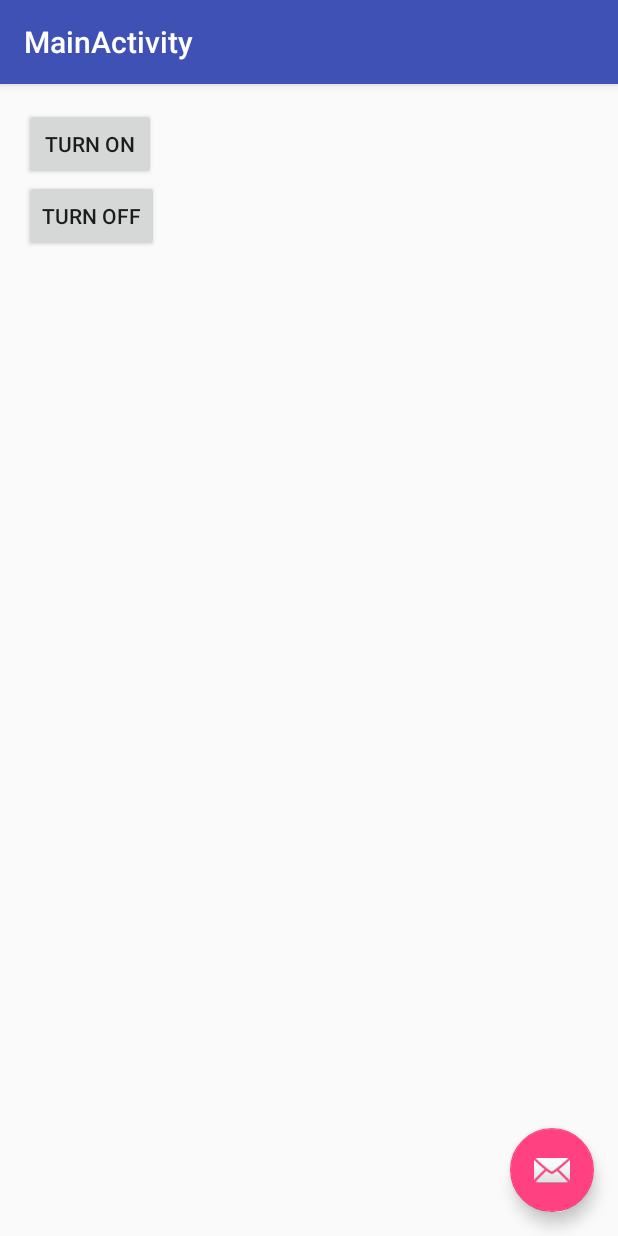
After one commit to vathsav/lynk, an Android app: the MainActivity screen opened directly, with no data from a screen before it, on a phone screen of 412 x 824 dp. The commit adds this screen. Run offline under Robolectric (Android 15) with nearby library versions, the phone set to English and light mode, and no system bars.

Commit message:
Reverted Screw Up.
 > MainActivity contains buttons to toggle the D7 pin HIGH or LOW.

```diff
--- /dev/null
+++ b/app/src/main/java/com/vathsav/lynk/MainActivity.java
@@ -0,0 +1,53 @@
+package com.vathsav.lynk;
+
+import android.os.Bundle;
+import android.support.design.widget.FloatingActionButton;
+import android.support.v7.app.AppCompatActivity;
+import android.support.v7.widget.Toolbar;
+import android.view.View;
+import android.widget.Button;
+import android.widget.TextView;
+
+import com.vathsav.lynk.utils.Utils;
+
+public class MainActivity extends AppCompatActivity {
+
+    @Override
+    protected void onCreate(Bundle savedInstanceState) {
+        super.onCreate(savedInstanceState);
+        setContentView(R.layout.activity_main);
+        Toolbar toolbar = (Toolbar) findViewById(R.id.toolbar);
+        setSupportActionBar(toolbar);
+
+        final TextView textViewDeviceId = (TextView) findViewById(R.id.text_view_device_id);
+
+        FloatingActionButton fab = (FloatingActionButton) findViewById(R.id.fab);
+        fab.setOnClickListener(new View.OnClickListener() {
+            @Override
+            public void onClick(View view) {
+                if (Utils.ruthlessDynamite != null) {
+                    textViewDeviceId.setText(Utils.deviceId);
+
+
+                }
+            }
+        });
+
+        Button buttonOn = (Button) findViewById(R.id.button_on);
+        buttonOn.setOnClickListener(new View.OnClickListener() {
+            @Override
+            public void onClick(View view) {
+                Utils.pushValue(Utils.ruthlessDynamite, "digitalwrite", "D7", "1", MainActivity.this);
+            }
+        });
+
+        Button buttonOff = (Button) findViewById(R.id.button_off);
+        buttonOff.setOnClickListener(new View.OnClickListener() {
+            @Override
+            public void onClick(View view) {
+                Utils.pushValue(Utils.ruthlessDynamite, "digitalwrite", "D7", "0", MainActivity.this);
+            }
+        });
+    }
+
+}
--- a/app/src/main/java/com/vathsav/lynk/SplashActivity.java
+++ b/app/src/main/java/com/vathsav/lynk/SplashActivity.java
@@ -36,7 +36,7 @@ public class SplashActivity extends AppCompatActivity {
                 loginTask = Async.executeAsync(Utils.sparkCloud, new Async.ApiWork<ParticleCloud, Void>() {
                     @Override
                     public Void callApi(ParticleCloud particleCloud) throws ParticleCloudException, IOException {
-                        particleCloud.logIn("email@domain.in", "password");
+                        particleCloud.logIn("email@domain.com", "password");
 
                         if (particleCloud.getDevices().contains(particleCloud.getDevice("ruthless_dynamite"))) {
                             Utils.ruthlessDynamite = particleCloud.getDevice("ruthless_dynamite");
--- /dev/null
+++ b/app/src/main/res/layout/activity_main.xml
@@ -0,0 +1,34 @@
+<?xml version="1.0" encoding="utf-8"?>
+<android.support.design.widget.CoordinatorLayout xmlns:android="http://schemas.android.com/apk/res/android"
+    xmlns:app="http://schemas.android.com/apk/res-auto"
+    xmlns:tools="http://schemas.android.com/tools"
+    android:layout_width="match_parent"
+    android:layout_height="match_parent"
+    android:fitsSystemWindows="true"
+    tools:context="com.vathsav.lynk.MainActivity">
+
+    <android.support.design.widget.AppBarLayout
+        android:layout_width="match_parent"
+        android:layout_height="wrap_content"
+        android:theme="@style/AppTheme.AppBarOverlay">
+
+        <android.support.v7.widget.Toolbar
+            android:id="@+id/toolbar"
+            android:layout_width="match_parent"
+            android:layout_height="?attr/actionBarSize"
+            android:background="?attr/colorPrimary"
+            app:popupTheme="@style/AppTheme.PopupOverlay" />
+
+    </android.support.design.widget.AppBarLayout>
+
+    <include layout="@layout/content_main" />
+
+    <android.support.design.widget.FloatingActionButton
+        android:id="@+id/fab"
+        android:layout_width="wrap_content"
+        android:layout_height="wrap_content"
+        android:layout_gravity="bottom|end"
+        android:layout_margin="@dimen/fab_margin"
+        android:src="@android:drawable/ic_dialog_email" />
+
+</android.support.design.widget.CoordinatorLayout>
--- /dev/null
+++ b/app/src/main/res/layout/content_main.xml
@@ -0,0 +1,35 @@
+<?xml version="1.0" encoding="utf-8"?>
+<RelativeLayout xmlns:android="http://schemas.android.com/apk/res/android"
+    xmlns:app="http://schemas.android.com/apk/res-auto"
+    xmlns:tools="http://schemas.android.com/tools"
+    android:layout_width="match_parent"
+    android:layout_height="match_parent"
+    android:paddingBottom="@dimen/activity_vertical_margin"
+    android:paddingLeft="@dimen/activity_horizontal_margin"
+    android:paddingRight="@dimen/activity_horizontal_margin"
+    android:paddingTop="@dimen/activity_vertical_margin"
+    app:layout_behavior="@string/appbar_scrolling_view_behavior"
+    tools:context="com.vathsav.lynk.MainActivity"
+    tools:showIn="@layout/activity_main">
+
+    <TextView
+        android:id="@+id/text_view_device_id"
+        android:layout_width="wrap_content"
+        android:layout_height="wrap_content"
+        android:layout_centerHorizontal="true"
+        android:layout_centerVertical="true" />
+
+    <Button
+        android:id="@+id/button_on"
+        android:layout_width="wrap_content"
+        android:layout_height="wrap_content"
+        android:text="Turn On" />
+
+    <Button
+        android:id="@+id/button_off"
+        android:layout_width="wrap_content"
+        android:layout_height="wrap_content"
+        android:layout_alignParentStart="true"
+        android:layout_below="@+id/button_on"
+        android:text="Turn Off" />
+</RelativeLayout>
--- /dev/null
+++ b/app/src/main/res/values-v21/styles.xml
@@ -0,0 +1,9 @@
+<resources>
+
+    <style name="AppTheme.NoActionBar">
+        <item name="windowActionBar">false</item>
+        <item name="windowNoTitle">true</item>
+        <item name="android:windowDrawsSystemBarBackgrounds">true</item>
+        <item name="android:statusBarColor">@android:color/transparent</item>
+    </style>
+</resources>
--- /dev/null
+++ b/app/src/main/res/values-w820dp/dimens.xml
@@ -0,0 +1,6 @@
+<resources>
+    <!-- Example customization of dimensions originally defined in res/values/dimens.xml
+         (such as screen margins) for screens with more than 820dp of available width. This
+         would include 7" and 10" devices in landscape (~960dp and ~1280dp respectively). -->
+    <dimen name="activity_horizontal_margin">64dp</dimen>
+</resources>
--- /dev/null
+++ b/app/src/main/res/values/colors.xml
@@ -0,0 +1,8 @@
+<?xml version="1.0" encoding="utf-8"?>
+<resources>
+    <color name="colorPrimary">#3F51B5</color>
+    <color name="colorPrimaryDark">#303F9F</color>
+    <color name="colorAccent">#FF4081</color>
+
+    <color name="black_overlay">#66000000</color>
+</resources>
--- /dev/null
+++ b/app/src/main/res/values/dimens.xml
@@ -0,0 +1,6 @@
+<resources>
+    <!-- Default screen margins, per the Android Design guidelines. -->
+    <dimen name="activity_horizontal_margin">16dp</dimen>
+    <dimen name="activity_vertical_margin">16dp</dimen>
+    <dimen name="fab_margin">16dp</dimen>
+</resources>
--- /dev/null
+++ b/app/src/main/res/values/styles.xml
@@ -0,0 +1,32 @@
+<resources>
+
+    <!-- Base application theme. -->
+    <style name="AppTheme" parent="Theme.AppCompat.Light.DarkActionBar">
+        <!-- Customize your theme here. -->
+        <item name="colorPrimary">@color/colorPrimary</item>
+        <item name="colorPrimaryDark">@color/colorPrimaryDark</item>
+        <item name="colorAccent">@color/colorAccent</item>
+    </style>
+
+    <style name="AppTheme.NoActionBar">
+        <item name="windowActionBar">false</item>
+        <item name="windowNoTitle">true</item>
+    </style>
+
+    <style name="AppTheme.AppBarOverlay" parent="ThemeOverlay.AppCompat.Dark.ActionBar" />
+
+    <style name="AppTheme.PopupOverlay" parent="ThemeOverlay.AppCompat.Light" />
+
+    <style name="FullscreenTheme" parent="AppTheme">
+        <item name="android:actionBarStyle">@style/FullscreenActionBarStyle</item>
+        <item name="android:windowActionBarOverlay">true</item>
+        <item name="android:windowBackground">@null</item>
+        <item name="metaButtonBarStyle">?android:attr/buttonBarStyle</item>
+        <item name="metaButtonBarButtonStyle">?android:attr/buttonBarButtonStyle</item>
+    </style>
+
+    <style name="FullscreenActionBarStyle" parent="Widget.AppCompat.ActionBar">
+        <item name="android:background">@color/black_overlay</item>
+    </style>
+
+</resources>
```
Also changed, not shown: app/build.gradle (added, +37 -0 lines), app/src/main/AndroidManifest.xml (added, +34 -0 lines), app/src/main/java/com/vathsav/lynk/Utils/Utils.java (added, +47 -0 lines), app/src/main/res/layout/activity_splash.xml (added, +24 -0 lines), app/src/main/res/values/attrs.xml (added, +12 -0 lines), app/src/main/res/values/strings.xml (added, +10 -0 lines).
